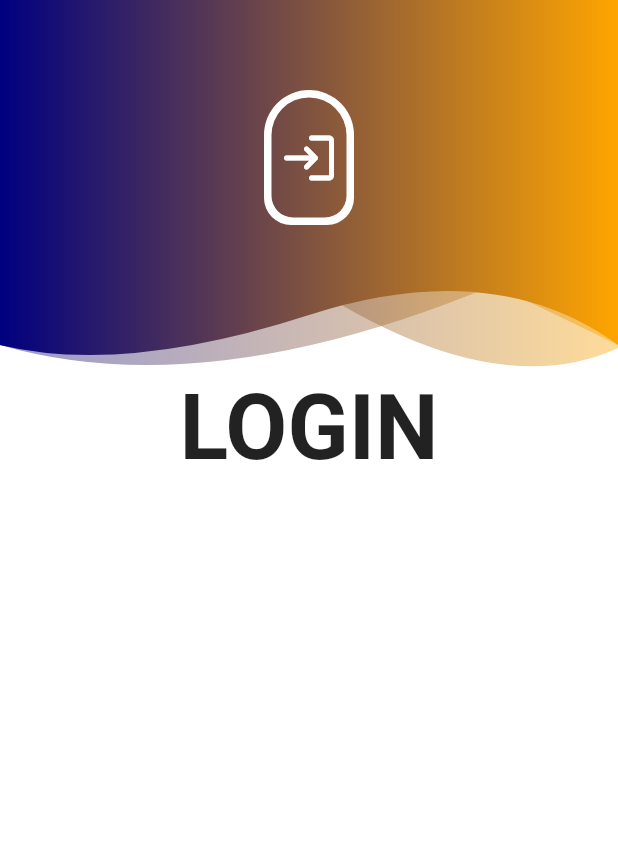
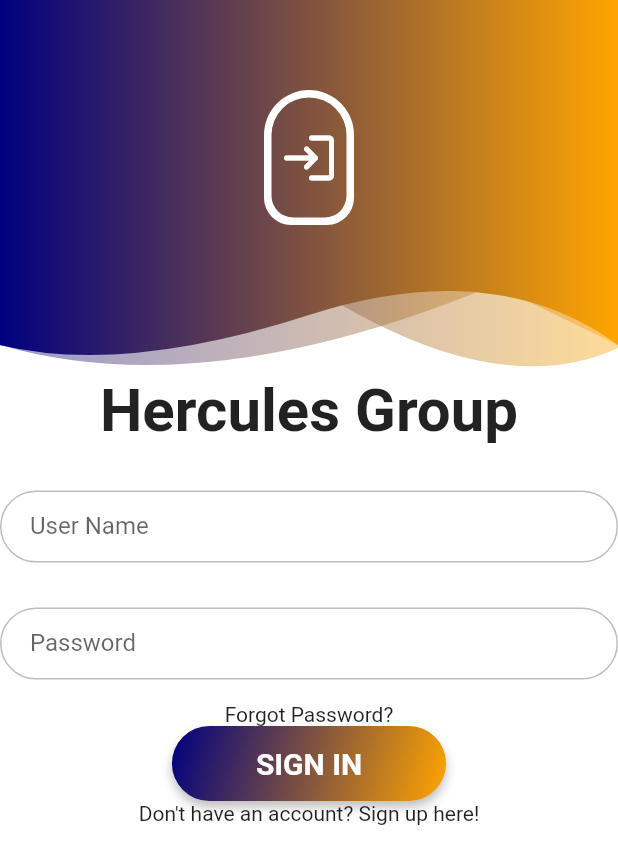
Before and after one commit to JannatulMunera-Jalen/Hercules-login, a Flutter app: the screen it shows after launch, on a phone screen of 412 x 824 dp. Shown: the top 864 px of the screen. Run offline on Flutter 3.47's test engine with Material 2 defaults, Android fonts, the phone set to English and light mode, and no system bars; our stand-ins replace hexcolor.

Commit message:
Login created
Login made better, the page before viewing the login screen glitches a bit, so gotta find a way to fix that.

```diff
--- /dev/null
+++ b/hercules_login/lib/common/theme_helper.dart
@@ -0,0 +1,71 @@
+import 'package:flutter/material.dart';
+import 'package:hexcolor/hexcolor.dart';
+
+class ThemeHelper {
+  InputDecoration textInputDecoration(
+      [String labelText = "", String hintText = ""]) {
+    return InputDecoration(
+      labelText: labelText,
+      hintText: hintText,
+      fillColor: Colors.white,
+      filled: true,
+      contentPadding: EdgeInsets.fromLTRB(20, 10, 20, 10),
+      focusedBorder: OutlineInputBorder(
+          borderRadius: BorderRadius.circular(100.0),
+          borderSide: BorderSide(color: Colors.grey)),
+      enabledBorder: OutlineInputBorder(
+          borderRadius: BorderRadius.circular(100.0),
+          borderSide: BorderSide(color: Colors.grey.shade400)),
+      errorBorder: OutlineInputBorder(
+          borderRadius: BorderRadius.circular(100.0),
+          borderSide: BorderSide(color: Colors.red, width: 2.0)),
+      focusedErrorBorder: OutlineInputBorder(
+          borderRadius: BorderRadius.circular(100.0),
+          borderSide: BorderSide(color: Colors.red, width: 2.0)),
+    );
+  }
+
+  BoxDecoration buttonBoxDecoration(BuildContext context,
+      [String color1 = "", String color2 = ""]) {
+    Color c1 = Theme.of(context).primaryColor;
+    Color c2 = Theme.of(context).colorScheme.secondary;
+    if (color1.isEmpty == false) {
+      c1 = HexColor(color1);
+    }
+    if (color2.isEmpty == false) {
+      c2 = HexColor(color2);
+    }
+
+    return BoxDecoration(
+      boxShadow: [
+        BoxShadow(color: Colors.black26, offset: Offset(0, 4), blurRadius: 5.0)
+      ],
+      gradient: LinearGradient(
+        begin: Alignment.topLeft,
+        end: Alignment.bottomRight,
+        stops: [0.0, 1.0],
+        colors: [
+          c1,
+          c2,
+        ],
+      ),
+      color: Colors.deepPurple.shade300,
+      borderRadius: BorderRadius.circular(30),
+    );
+  }
+
+  ButtonStyle buttonStyle() {
+    return ButtonStyle(
+      shape: MaterialStateProperty.all<RoundedRectangleBorder>(
+        RoundedRectangleBorder(
+          borderRadius: BorderRadius.circular(30.0),
+        ),
+      ),
+      minimumSize: MaterialStateProperty.all(Size(50, 50)),
+      backgroundColor: MaterialStateProperty.all(Colors.transparent),
+      shadowColor: MaterialStateProperty.all(Colors.transparent),
+    );
+  }
+}
+
+class LoginFormStyle {}
--- a/hercules_login/lib/pages/login_page.dart
+++ b/hercules_login/lib/pages/login_page.dart
@@ -1,4 +1,5 @@
 import 'package:flutter/material.dart';
+import 'package:hercules_login/common/theme_helper.dart';
 
 import 'widgets/header_widget.dart';
 
@@ -6,13 +7,12 @@ class LoginPage extends StatefulWidget {
   const LoginPage({Key? key}) : super(key: key);
 
   @override
-  // ignore: library_private_types_in_public_api
   _LoginPageState createState() => _LoginPageState();
 }
 
 class _LoginPageState extends State<LoginPage> {
-  // ignore: prefer_final_fields
   double _headerHeight = 250;
+  Key _formKey = GlobalKey<FormState>();
 
   @override
   Widget build(BuildContext context) {
@@ -21,19 +21,66 @@ class _LoginPageState extends State<LoginPage> {
       body: SingleChildScrollView(
         child: Column(
           children: [
-            SizedBox(
+            Container(
               height: _headerHeight,
-              child: HeaderWidget(_headerHeight, true, Icons.login_rounded),
+              child: HeaderWidget(_headerHeight, true,
+                  Icons.login_rounded), //create a common header widget
             ),
             SafeArea(
-              child: Column(
-                children: const [
+              child: Container(
+                  //this will be the login form
+                  child: Column(
+                children: [
                   Text(
-                    'LOGIN',
-                    style: TextStyle(fontSize: 60, fontWeight: FontWeight.bold),
-                  )
+                    'Hercules Group',
+                    style: TextStyle(fontSize: 40, fontWeight: FontWeight.bold),
+                  ),
+                  SizedBox(height: 30.0),
+                  Form(
+                      key: _formKey,
+                      child: Column(
+                        children: [
+                          TextField(
+                            decoration: ThemeHelper().textInputDecoration(
+                                'User Name', 'Enter your User Name'),
+                          ),
+                          SizedBox(height: 30.0),
+                          TextField(
+                            obscureText: true,
+                            decoration: ThemeHelper().textInputDecoration(
+                                'Password', 'Enter your Password'),
+                          ),
+                          SizedBox(height: 15.0),
+                          Container(
+                            child: Text('Forgot Password?'),
+                          ),
+                          Container(
+                            decoration:
+                                ThemeHelper().buttonBoxDecoration(context),
+                            child: ElevatedButton(
+                              style: ThemeHelper().buttonStyle(),
+                              child: Padding(
+                                padding: EdgeInsets.fromLTRB(40, 10, 40, 10),
+                                child: Text(
+                                  'Sign In'.toUpperCase(),
+                                  style: TextStyle(
+                                      fontSize: 20,
+                                      fontWeight: FontWeight.bold,
+                                      color: Colors.white),
+                                ),
+                              ),
+                              onPressed: () {},
+                              //after successful login, we will resirect to profile page
+                            ),
+                          ),
+                          Container(
+                            child: Text(
+                                "Don't have an account? Sign up here!"), //Now style the forms. creating a theme helper class...
+                          ),
+                        ],
+                      )),
                 ],
-              ),
+              )),
             )
           ],
         ),
--- a/hercules_login/lib/pages/splash_screen.dart
+++ b/hercules_login/lib/pages/splash_screen.dart
@@ -1,5 +1,3 @@
-// ignore_for_file: prefer_const_constructors
-
 import 'dart:async';
 
 import 'package:flutter/material.dart';
@@ -16,10 +14,9 @@ class SplashScreen extends StatefulWidget {
 }
 
 class _SplashScreenState extends State<SplashScreen> {
-  // ignore: prefer_final_fields
   bool _isVisible = false;
   _SplashScreenState() {
-    Timer(const Duration(milliseconds: 2000), () {
+    new Timer(const Duration(milliseconds: 3000), () {
       setState(() {
         Navigator.of(context).pushAndRemoveUntil(
             MaterialPageRoute(builder: (context) => const LoginPage()),
@@ -27,9 +24,10 @@ class _SplashScreenState extends State<SplashScreen> {
       });
     });
 
-    Timer(Duration(milliseconds: 10), () {
+    new Timer(Duration(milliseconds: 10), () {
       setState(() {
-        _isVisible = true;
+        _isVisible =
+            true; // should be responsible for showing fade effect and navigating to login page
       });
     });
   }
@@ -37,23 +35,28 @@ class _SplashScreenState extends State<SplashScreen> {
   @override
   Widget build(BuildContext context) {
     return Container(
-      decoration: BoxDecoration(
-        gradient: LinearGradient(colors: [
-          Theme.of(context).primaryColor,
-          Theme.of(context).secondaryHeaderColor,
-        ]),
+      decoration: new BoxDecoration(
+        gradient: new LinearGradient(
+          colors: [
+            Theme.of(context).primaryColor,
+            Theme.of(context).secondaryHeaderColor
+          ],
+          begin: const FractionalOffset(0, 0),
+          end: const FractionalOffset(1.0, 0.0),
+          stops: [0.0, 1.0],
+          tileMode: TileMode.clamp,
+        ),
       ),
       child: AnimatedOpacity(
         opacity: _isVisible ? 1.0 : 0,
-        duration: Duration(milliseconds: 1200),
+        duration: Duration(milliseconds: 1000),
         child: Center(
           heightFactor: 140.0,
           widthFactor: 140.0,
           child: Center(
               child: Image(
-            image: NetworkImage(
-                'https://www.herculescarparking.com.au/wp-content/uploads/2019/04/hercules-logo-s.png'),
-            width: 350,
+            image: AssetImage('assets/images/logo.png'),
+            width: 500,
           )
               // child: Icon(
               //   Icons.widgets, //PUT YOUR LOGO HERE!!!!!!
@@ -64,4 +67,40 @@ class _SplashScreenState extends State<SplashScreen> {
       ),
     );
   }
+
+  // Widget build(BuildContext context) {
+  //   return Container(
+  //     decoration: new BoxDecoration(
+  //       gradient: new LinearGradient(
+  //         colors: [
+  //           Theme.of(context).colorScheme.secondary,
+  //           Theme.of(context).primaryColor
+  //         ],
+  //         begin: const FractionalOffset(0, 0),
+  //         end: const FractionalOffset(1.0, 0.0),
+  //         stops: [0.0, 1.0],
+  //         tileMode: TileMode.clamp,
+  //       ),
+  //     ),
+  //     child: AnimatedOpacity(
+  //       opacity: _isVisible ? 1.0 : 0,
+  //       duration: Duration(milliseconds: 1200),
+  //       child: Center(
+  //         child: Container(
+  //           height: 140.0,
+  //           width: 140.0,
+  //           child: Center(
+  //             child: ClipOval(
+  //                 child: Image(
+  //               image: AssetImage('assets/images/logo.png'),
+  //               // width: 1200,
+  //               //height: 1200,
+  //             ) //put your logo here
+  //                 ),
+  //           ),
+  //         ),
+  //       ),
+  //     ),
+  //   );
+  // }
 }
--- a/hercules_login/lib/pages/widgets/header_widget.dart
+++ b/hercules_login/lib/pages/widgets/header_widget.dart
@@ -9,15 +9,14 @@ class HeaderWidget extends StatefulWidget {
       : super(key: key);
 
   @override
-  // ignore: library_private_types_in_public_api, no_logic_in_create_state
   _HeaderWidgetState createState() =>
       _HeaderWidgetState(_height, _showIcon, _icon);
 }
 
 class _HeaderWidgetState extends State<HeaderWidget> {
-  final double _height;
-  final bool _showIcon;
-  final IconData _icon;
+  double _height;
+  bool _showIcon;
+  IconData _icon;
 
   _HeaderWidgetState(this._height, this._showIcon, this._icon);
 
@@ -25,24 +24,24 @@ class _HeaderWidgetState extends State<HeaderWidget> {
   Widget build(BuildContext context) {
     double width = MediaQuery.of(context).size.width;
 
-    return Stack(
+    return Container(
+      child: Stack(
         children: [
           ClipPath(
-          // ignore: sort_child_properties_last
             child: Container(
-            decoration: BoxDecoration(
-              gradient: LinearGradient(
+              decoration: new BoxDecoration(
+                gradient: new LinearGradient(
                     colors: [
                       Theme.of(context).primaryColor.withOpacity(0.4),
                       Theme.of(context).colorScheme.secondary.withOpacity(0.4),
                     ],
                     begin: const FractionalOffset(0.0, 0.0),
                     end: const FractionalOffset(1.0, 0.0),
-                  stops: const [0.0, 1.0],
+                    stops: [0.0, 1.0],
                     tileMode: TileMode.clamp),
               ),
             ),
-          clipper: ShapeClipper([
+            clipper: new ShapeClipper([
               Offset(width / 5, _height),
               Offset(width / 10 * 5, _height - 60),
               Offset(width / 5 * 4, _height + 20),
@@ -50,21 +49,20 @@ class _HeaderWidgetState extends State<HeaderWidget> {
             ]),
           ),
           ClipPath(
-          // ignore: sort_child_properties_last
             child: Container(
-            decoration: BoxDecoration(
-              gradient: LinearGradient(
+              decoration: new BoxDecoration(
+                gradient: new LinearGradient(
                     colors: [
                       Theme.of(context).primaryColor.withOpacity(0.4),
                       Theme.of(context).colorScheme.secondary.withOpacity(0.4),
                     ],
                     begin: const FractionalOffset(0.0, 0.0),
                     end: const FractionalOffset(1.0, 0.0),
-                  stops: const [0.0, 1.0],
+                    stops: [0.0, 1.0],
                     tileMode: TileMode.clamp),
               ),
             ),
-          clipper: ShapeClipper([
+            clipper: new ShapeClipper([
               Offset(width / 3, _height + 20),
               Offset(width / 10 * 8, _height - 60),
               Offset(width / 5 * 4, _height - 60),
@@ -72,21 +70,20 @@ class _HeaderWidgetState extends State<HeaderWidget> {
             ]),
           ),
           ClipPath(
-          // ignore: sort_child_properties_last
             child: Container(
-            decoration: BoxDecoration(
-              gradient: LinearGradient(
+              decoration: new BoxDecoration(
+                gradient: new LinearGradient(
                     colors: [
                       Theme.of(context).primaryColor,
                       Theme.of(context).colorScheme.secondary,
                     ],
                     begin: const FractionalOffset(0.0, 0.0),
                     end: const FractionalOffset(1.0, 0.0),
-                  stops: const [0.0, 1.0],
+                    stops: [0.0, 1.0],
                     tileMode: TileMode.clamp),
               ),
             ),
-          clipper: ShapeClipper([
+            clipper: new ShapeClipper([
               Offset(width / 5, _height),
               Offset(width / 2, _height - 40),
               Offset(width / 5 * 4, _height - 80),
@@ -95,12 +92,12 @@ class _HeaderWidgetState extends State<HeaderWidget> {
           ),
           Visibility(
             visible: _showIcon,
-          child: SizedBox(
+            child: Container(
               height: _height - 40,
               child: Center(
                 child: Container(
-                margin: const EdgeInsets.all(20),
-                padding: const EdgeInsets.only(
+                  margin: EdgeInsets.all(20),
+                  padding: EdgeInsets.only(
                     left: 5.0,
                     top: 20.0,
                     right: 5.0,
@@ -108,7 +105,7 @@ class _HeaderWidgetState extends State<HeaderWidget> {
                   ),
                   decoration: BoxDecoration(
                     // borderRadius: BorderRadius.circular(20),
-                  borderRadius: const BorderRadius.only(
+                    borderRadius: BorderRadius.only(
                       topLeft: Radius.circular(100),
                       topRight: Radius.circular(100),
                       bottomLeft: Radius.circular(60),
@@ -126,17 +123,17 @@ class _HeaderWidgetState extends State<HeaderWidget> {
             ),
           ),
         ],
+      ),
     );
   }
 }
 
 class ShapeClipper extends CustomClipper<Path> {
-  // ignore: prefer_final_fields
   List<Offset> _offsets = [];
   ShapeClipper(this._offsets);
   @override
   Path getClip(Size size) {
-    var path = Path();
+    var path = new Path();
 
     path.lineTo(0.0, size.height - 20);
 
--- a/hercules_login/pubspec.yaml
+++ b/hercules_login/pubspec.yaml
@@ -61,9 +61,9 @@ flutter:
   uses-material-design: true
 
   # To add assets to your application, add an assets section, like this:
-  # assets:
-  #   - images/a_dot_burr.jpeg
-  #   - images/a_dot_ham.jpeg
+  assets:
+    - assets/images/logo.png
+  #  - images/a_dot_ham.jpeg
 
   # An image asset can refer to one or more resolution-specific "variants", see
   # https://flutter.dev/assets-and-images/#resolution-aware
```
Lines whose indentation alone changed are shown as unchanged.
